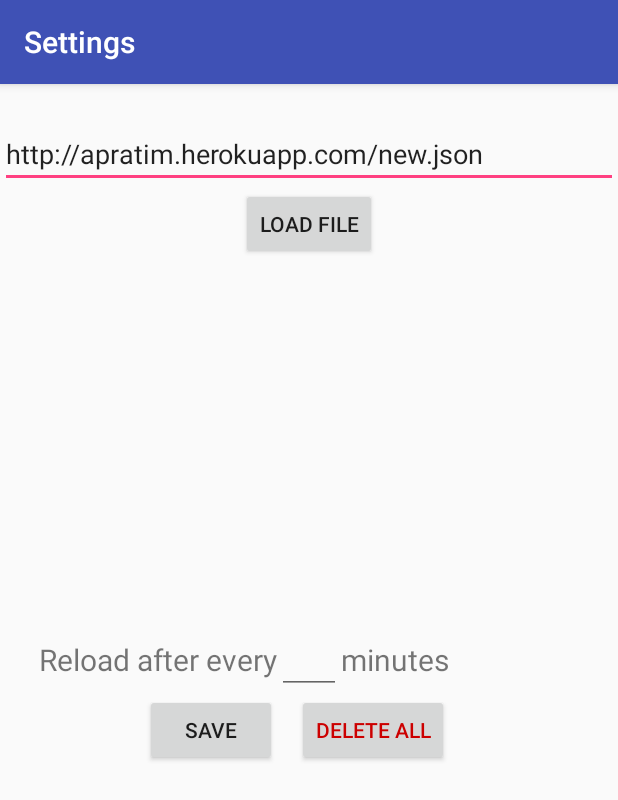
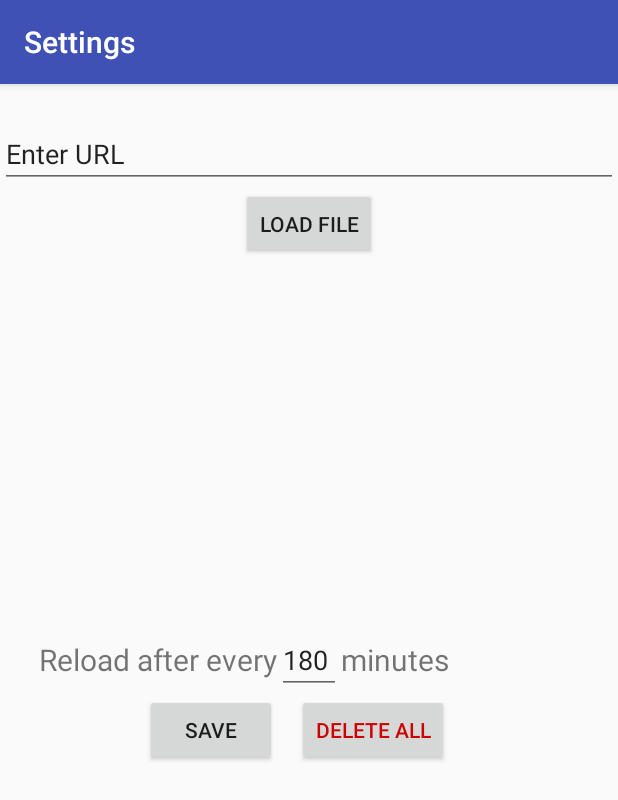
Before and after one commit to paraschadha2052/Alarm-app, an Android app: the screen it shows after launch (MainActivity), after a tap on "LOAD FILE", on a phone screen of 412 x 824 dp. Shown: the top 800 px of the screen. Run offline under Robolectric (Android 15) with nearby library versions, the phone set to English and light mode, and no system bars.

Commit message:
Lots of Changes

```diff
--- a/app/src/main/java/com/example/paras/alarm/FileReadWrite.java
+++ b/app/src/main/java/com/example/paras/alarm/FileReadWrite.java
@@ -44,10 +44,10 @@ public class FileReadWrite {
             }
 
             isr.close ( ) ;
+            return datax.toString() ;
         } catch (IOException ioe ) {
-            return "";
             //ioe.printStackTrace ( ) ;
         }
-        return datax.toString() ;
+        return "";
     }
 }
--- a/app/src/main/java/com/example/paras/alarm/LoadFromUrl.java
+++ b/app/src/main/java/com/example/paras/alarm/LoadFromUrl.java
@@ -30,6 +30,12 @@ public class LoadFromUrl extends AsyncTask<String, String, String> {
         context = c;
     }
 
+    @Override
+    protected void onPreExecute() {
+        super.onPreExecute();
+        Log.d("debug", "Downloading Started");
+    }
+
     protected String doInBackground(String... params) {
 
 
@@ -41,7 +47,6 @@ public class LoadFromUrl extends AsyncTask<String, String, String> {
             connection = (HttpURLConnection) url.openConnection();
             connection.connect();
 
-
             InputStream stream = connection.getInputStream();
 
             reader = new BufferedReader(new InputStreamReader(stream));
@@ -51,7 +56,7 @@ public class LoadFromUrl extends AsyncTask<String, String, String> {
 
             while ((line = reader.readLine()) != null) {
                 buffer.append(line);
-                //Log.d("Response: ", "> " + line);   //here u ll get whole response...... :-)
+                Log.d("Response: ", "> " + line);   //here u ll get whole response...... :-)
 
             }
             //Log.d("paras", buffer.toString());
@@ -71,37 +76,62 @@ public class LoadFromUrl extends AsyncTask<String, String, String> {
                 e.printStackTrace();
             }
         }
-        return null;
+        return "";
     }
 
     @Override
     protected void onPostExecute(String result) {
         super.onPostExecute(result);
 
+        if(result==""){
+
+            Log.d("debug", "Not Connected to net");
+            Toast.makeText(context, "No network connection", Toast.LENGTH_LONG).show();
+        }
+        else {
+            Log.d("debug", "Downloading done");
+
             FileReadWrite ffile = new FileReadWrite(context);
+
+            SetAlarm s = new SetAlarm(context);
+            if(ffile.readSavedData()!=""){
+                Log.d("debug", "Deleting saved data");
+                s.deleteall();
+                Log.d("debug", "Deleted saved data");
+            }
+
+            Log.d("debug", "Writing data");
             ffile.writeData(result);
+            Log.d("debug", "Data Written");
+            s.set();
 
+            /*
             try {
                 JSONArray jArray = new JSONArray(ffile.readSavedData());
-            for(int i=0; i < jArray.length(); i++) {
+                for (int i = 0; i < jArray.length(); i++) {
 
                     JSONObject jObject = jArray.getJSONObject(i);
 
                     String time = jObject.getString("time");
                     String desc = jObject.getString("description");
-                int hour = Integer.parseInt(time.substring(0,time.length()-2));
-                int minute = Integer.parseInt(time.substring(time.length()-2));
+                    int hour = Integer.parseInt(time.substring(0, time.length() - 2));
+                    int minute = Integer.parseInt(time.substring(time.length() - 2));
                     JSONArray arr = jObject.getJSONArray("repeat");
 
-                Log.d("paras", Integer.toString(hour)+":"+Integer.toString(minute)+" "+desc);
+                    for(int j=0;j<arr.length();j++){
+                        Log.d("arr", Integer.toString(arr.getInt(j)));
+                    }
+
+                    Log.d("paras", Integer.toString(hour) + ":" + Integer.toString(minute) + " " + desc);
 
                 } // End Loop
             } catch (JSONException e) {
                 Log.e("JSONException", "Error: " + e.toString());
             } // catch (JSONException e)
+
+            */
             Toast.makeText(context, "Loaded File", Toast.LENGTH_LONG).show();
-
-        Log.d("paras", "loading done");
+        }
     }
 
 }
--- a/app/src/main/java/com/example/paras/alarm/MainActivity.java
+++ b/app/src/main/java/com/example/paras/alarm/MainActivity.java
@@ -1,5 +1,6 @@
 package com.example.paras.alarm;
 
+import android.app.Activity;
 import android.app.AlarmManager;
 import android.app.PendingIntent;
 import android.content.ComponentName;
@@ -7,6 +8,10 @@ import android.content.Context;
 import android.content.Intent;
 import android.content.SharedPreferences;
 import android.content.pm.PackageManager;
+import android.media.AudioManager;
+import android.media.MediaPlayer;
+import android.media.RingtoneManager;
+import android.net.Uri;
 import android.support.v7.app.ActionBar;
 import android.support.v7.app.AppCompatActivity;
 import android.os.Bundle;
@@ -18,6 +23,8 @@ import android.widget.Toast;
 
 import org.json.JSONObject;
 
+import java.io.IOException;
+import java.util.Calendar;
 import java.util.concurrent.ExecutionException;
 
 public class MainActivity extends AppCompatActivity {
@@ -30,13 +37,43 @@ public class MainActivity extends AppCompatActivity {
         ActionBar ab=getSupportActionBar();
         ab.setTitle("Settings");
 
+        final EditText URL = (EditText) findViewById(R.id.editText);
+        final SharedPreferences settings = getSharedPreferences("File", 0);
+
+        URL.setText(settings.getString("url", "Enter URL"));
+
+        final int interval = settings.getInt("interval", 180);
+
         Button load= (Button) findViewById(R.id.button);
         final Context context = this;
         load.setOnClickListener(new View.OnClickListener() {
 
             @Override
             public void onClick(View v) {
-                EditText URL = (EditText) findViewById(R.id.editText);
+                ComponentName receiver = new ComponentName(context, MyReceiver.class);
+                PackageManager pm = context.getPackageManager();
+
+                pm.setComponentEnabledSetting(receiver,
+                        PackageManager.COMPONENT_ENABLED_STATE_ENABLED,
+                        PackageManager.DONT_KILL_APP);
+
+                Log.d("debug", "Restart receiver set");
+
+                AlarmManager alarmManager = (AlarmManager) getSystemService(ALARM_SERVICE);
+
+                Intent myInten = new Intent(MainActivity.this, IntervalReceiver.class);
+                PendingIntent pendingInten = PendingIntent.getBroadcast(MainActivity.this, 0, myInten, 0);
+                alarmManager.cancel(pendingInten);
+
+                Log.d("debug", "Interval Pending alert cancelled");
+
+                Intent myIntent = new Intent(MainActivity.this, IntervalReceiver.class);
+                long time = System.currentTimeMillis()+interval*60*1000;
+                PendingIntent pendingIntent = PendingIntent.getBroadcast(MainActivity.this, 0, myIntent, 0);
+                alarmManager.setInexactRepeating(AlarmManager.RTC_WAKEUP, time, interval*60*1000, pendingIntent);
+
+                Log.d("debug", "Interval Pending alert set");
+
                 String url = String.valueOf(URL.getText());
                 if(url=="URL" || url==""){
                     Toast.makeText(context, "Enter a Valid URL", Toast.LENGTH_SHORT).show();
@@ -47,17 +84,15 @@ public class MainActivity extends AppCompatActivity {
                     editor.putString("url", url);
                     editor.commit();
 
+                    Log.d("debug", "URL set: "+url);
+
                     try {
+                        Log.d("debug", "Call to json loader");
                         String json = new LoadFromUrl(MainActivity.this).execute(url).get();
-                        //Log.d("paras", json);
-                        Toast.makeText(context, "Loaded File", Toast.LENGTH_LONG);
+                        Log.d("debug", "JSON loaded successfully");
+                       // Toast.makeText(context, "Loaded File", Toast.LENGTH_LONG);
 
-                        AlarmManager alarmManager = (AlarmManager) getSystemService(ALARM_SERVICE);
-                        Intent myIntent = new Intent(MainActivity.this, AlarmReceiver.class);
-                        long time = System.currentTimeMillis()+5*1000;
-                        myIntent.putExtra("desc", json);
-                        PendingIntent pendingIntent = PendingIntent.getBroadcast(MainActivity.this, (int)time, myIntent, 0);
-                        alarmManager.setExact(AlarmManager.RTC_WAKEUP, time, pendingIntent);
+
                     } catch (InterruptedException e) {
                         e.printStackTrace();
                     } catch (ExecutionException e) {
@@ -67,35 +102,81 @@ public class MainActivity extends AppCompatActivity {
             }
         });
 
-        ComponentName receiver = new ComponentName(context, MyReceiver.class);
-        PackageManager pm = context.getPackageManager();
-
-        pm.setComponentEnabledSetting(receiver,
-                PackageManager.COMPONENT_ENABLED_STATE_ENABLED,
-                PackageManager.DONT_KILL_APP);
-
         Button Delete = (Button) findViewById(R.id.button2);
         Delete.setOnClickListener(new View.OnClickListener() {
             @Override
             public void onClick(View v) {
-                // ToDo: Logic for deleting the alarms
 
+                FileReadWrite ffile = new FileReadWrite(context);
+
+                Log.d("debug", "Deleting alarms");
+
+                SetAlarm s = new SetAlarm(context);
+                if(ffile.readSavedData()!=""){
+                    s.deleteall();
+                }
+
+                Log.d("debug", "Stopping Restart Service");
                 ComponentName receiver = new ComponentName(context, MyReceiver.class);
                 PackageManager pm = context.getPackageManager();
 
                 pm.setComponentEnabledSetting(receiver,
                         PackageManager.COMPONENT_ENABLED_STATE_DISABLED,
                         PackageManager.DONT_KILL_APP);
+
+                Log.d("debug", "Cancelling Intent Receiver");
+
+                AlarmManager alarmManager = (AlarmManager) getSystemService(ALARM_SERVICE);
+
+                Intent myInten = new Intent(MainActivity.this, IntervalReceiver.class);
+                PendingIntent pendingInten = PendingIntent.getBroadcast(MainActivity.this, 0, myInten, 0);
+                alarmManager.cancel(pendingInten);
+
+            }
+        });
+
+        EditText ed = (EditText) findViewById(R.id.editText2);
+        ed.setText(Integer.toString(interval));
+
+        Button save = (Button) findViewById(R.id.button3);
+        save.setOnClickListener(new View.OnClickListener() {
+            @Override
+            public void onClick(View v) {
+
+                Log.d("debug", "Setting Interval receiver");
+
+                EditText ed = (EditText) findViewById(R.id.editText2);
+                int interval = Integer.parseInt(String.valueOf(ed.getText()));
+
+                SharedPreferences settings = getSharedPreferences("File", 0);
+                SharedPreferences.Editor editor = settings.edit();
+                editor.putInt("interval", interval);
+                editor.commit();
+
+                AlarmManager alarmManager = (AlarmManager) getSystemService(ALARM_SERVICE);
+
+                Intent myInten = new Intent(MainActivity.this, IntervalReceiver.class);
+                PendingIntent pendingInten = PendingIntent.getBroadcast(MainActivity.this, 0, myInten, 0);
+                alarmManager.cancel(pendingInten);
+
+                Intent myIntent = new Intent(MainActivity.this, IntervalReceiver.class);
+                long time = System.currentTimeMillis()+interval*60*1000;
+                PendingIntent pendingIntent = PendingIntent.getBroadcast(MainActivity.this, 0, myIntent, 0);
+                alarmManager.setInexactRepeating(AlarmManager.RTC_WAKEUP, time, interval*60*1000, pendingIntent);
+
+                Log.d("debug", "Set Interval receiver");
+
             }
         });
 
         /*
         AlarmManager alarmManager = (AlarmManager) getSystemService(ALARM_SERVICE);
         Intent myIntent = new Intent(MainActivity.this, AlarmReceiver.class);
-        long time = System.currentTimeMillis()+5*1000;
+        long time = System.currentTimeMillis()+10*1000;
         myIntent.putExtra("desc", "First");
         PendingIntent pendingIntent = PendingIntent.getBroadcast(MainActivity.this, (int)time, myIntent, 0);
         alarmManager.setExact(AlarmManager.RTC_WAKEUP, time, pendingIntent);
+        /*
         time = System.currentTimeMillis()+10*1000;
         Intent myInten = new Intent(MainActivity.this, AlarmReceiver.class);
         myInten.putExtra("desc", "Second");
--- a/app/src/main/res/layout/activity_main.xml
+++ b/app/src/main/res/layout/activity_main.xml
@@ -6,16 +6,25 @@
     android:layout_height="match_parent"
     tools:context="com.example.paras.alarm.MainActivity">
 
+    <!-- Dummy item to prevent AutoCompleteTextView from receiving focus -->
+    <LinearLayout
+        android:focusable="true"
+        android:focusableInTouchMode="true"
+        android:layout_width="0px"
+        android:layout_height="0px"/>
+
+
     <EditText
         android:layout_width="match_parent"
         android:layout_height="wrap_content"
         android:inputType="textWebEmailAddress"
-        android:text="http://apratim.herokuapp.com/new.json"
+        android:text="http://139.59.1.115:8000/new.json"
         android:ems="10"
         android:layout_marginTop="24dp"
         android:id="@+id/editText"
         android:layout_alignParentTop="true"
-        android:layout_centerHorizontal="true" />
+        android:layout_centerHorizontal="true"
+        android:selectAllOnFocus="true" />
 
     <Button
         android:text="Load File"
@@ -26,6 +35,7 @@
         android:id="@+id/button" />
 
     <EditText
+        android:text="180"
         android:layout_width="wrap_content"
         android:layout_height="wrap_content"
         android:inputType="number"
@@ -74,4 +84,5 @@
         android:layout_below="@+id/editText2"
         android:layout_alignRight="@+id/textView3"
         android:layout_alignEnd="@+id/textView3" />
+
 </RelativeLayout>
```
Also changed, not shown: app/src/main/AndroidManifest.xml (+10 -3 lines), app/src/main/java/com/example/paras/alarm/AlarmReceiver.java (+19 -1 lines), app/src/main/java/com/example/paras/alarm/IntervalReceiver.java (added, +39 -0 lines), app/src/main/java/com/example/paras/alarm/Main2Activity.java (+36 -1 lines), app/src/main/java/com/example/paras/alarm/MyReceiver.java (+45 -1 lines), app/src/main/java/com/example/paras/alarm/SetAlarm.java (added, +158 -0 lines). Lines whose indentation alone changed are shown as unchanged.
